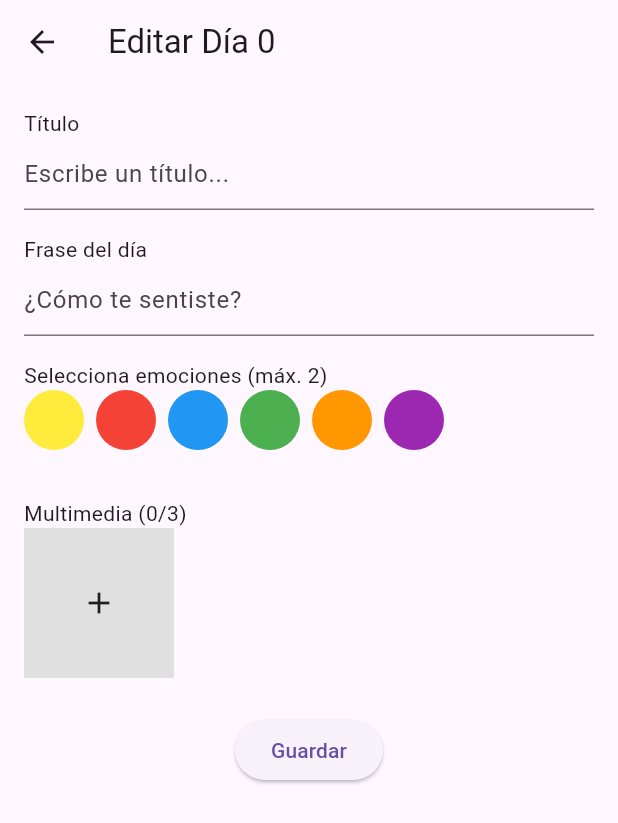
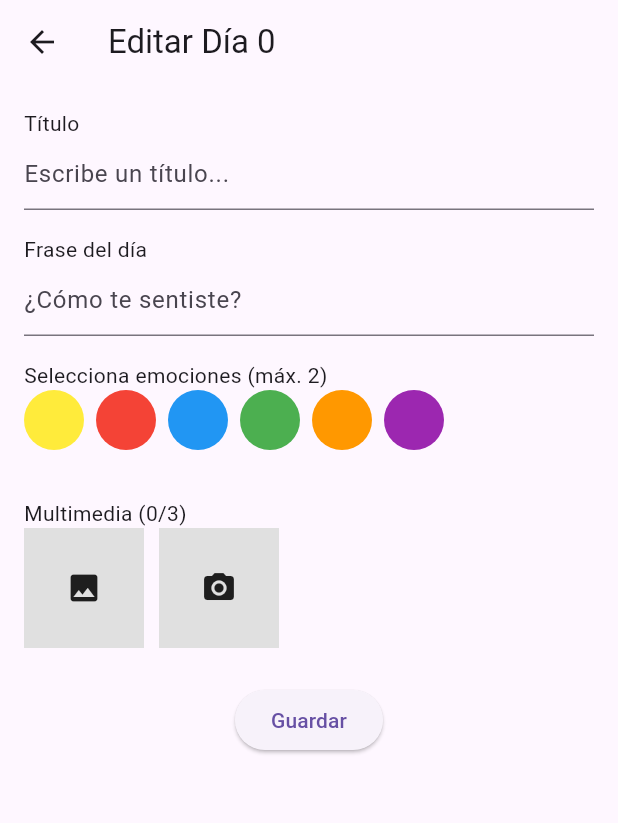
Before and after one commit to Mamarco13/eMOODiario, a Flutter app: the EditDayScreen screen opened directly with empty values, on a phone screen of 412 x 824 dp. Shown: the top 823 px of the screen. Run offline on Flutter 3.47's test engine with Material 3 defaults, Android fonts, the phone set to English and light mode, and no system bars; our stand-ins replace hive, hive_flutter, image_picker; accounts and stored records are empty; Roboto replaces fonts that are missing (Helvetica).

Commit message:
Aniado camara y memoria

```diff
--- a/lib/edit_day_screen.dart
+++ b/lib/edit_day_screen.dart
@@ -72,8 +72,10 @@ class _EditDayScreenState extends State<EditDayScreen> {
     super.dispose();
   }
 
-  Future<void> pickMedia() async {
-    final pickedFile = await picker.pickImage(source: ImageSource.gallery);
+  Future<void> pickMedia({bool fromCamera = false}) async {
+    final pickedFile = await picker.pickImage(
+      source: fromCamera ? ImageSource.camera : ImageSource.gallery,
+    );
     if (pickedFile != null && mediaFiles.length < maxMediaCount) {
       setState(() {
         mediaFiles.add(File(pickedFile.path));
@@ -197,14 +199,28 @@ class _EditDayScreenState extends State<EditDayScreen> {
                     ],
                   ),
                 if (mediaFiles.length < maxMediaCount)
-                  GestureDetector(
-                    onTap: pickMedia,
-                    child: Container(
-                      width: 100,
-                      height: 100,
-                      color: Colors.grey[300],
-                      child: Icon(Icons.add),
-                    ),
+                  Row(
+                    children: [
+                      GestureDetector(
+                        onTap: () => pickMedia(fromCamera: false),
+                        child: Container(
+                          width: 80,
+                          height: 80,
+                          color: Colors.grey[300],
+                          child: Icon(Icons.photo),
+                        ),
+                      ),
+                      SizedBox(width: 10),
+                      GestureDetector(
+                        onTap: () => pickMedia(fromCamera: true),
+                        child: Container(
+                          width: 80,
+                          height: 80,
+                          color: Colors.grey[300],
+                          child: Icon(Icons.camera_alt),
+                        ),
+                      ),
+                    ],
                   )
               ],
             ),
```
Also changed, not shown: lib/calendar_screen.dart (+24 -0 lines).
